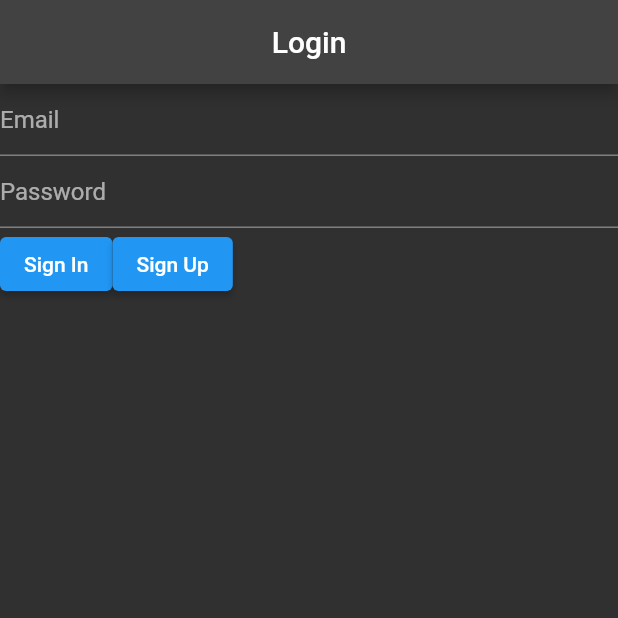
After one commit to sfrieburg/MyApp, a Flutter app: the screen it shows after launch, on a phone screen of 412 x 824 dp, the top half of it. The commit adds this screen. Run offline on Flutter 3.47's test engine with Material 2 defaults, Android fonts, the phone set to English and light mode, and no system bars; our stand-ins replace firebase_auth, firebase_core; accounts and stored records are empty.

Commit message:
Login page and backend for it

```diff
--- a/lib/home.dart
+++ b/lib/home.dart
@@ -29,17 +29,16 @@ class _HomeScreenState extends State<HomeScreen> {
           Container(color:Colors.black54),
           Image.asset('assets/dude.jpg'),
           Image.asset('assets/garfield.jpg'),
-          Image.asset('assets/dude.jpg'),
           Image.asset('assets/kd.jpg'),
-          Image.asset('assets/dude.jpg')
         ],
         ),
       bottomNavigationBar: BottomNavigationBar(
+        type: BottomNavigationBarType.fixed,
         items: const <BottomNavigationBarItem>[
           BottomNavigationBarItem(icon: Icon(Icons.sports_bar), label: 'Fuck Head'),
           BottomNavigationBarItem(icon: Icon(Icons.home), label: 'Back'),
           BottomNavigationBarItem(icon: Icon(Icons.home), label: 'Home'),
-          BottomNavigationBarItem(icon: Icon(Icons.home), label: 'Settings')
+          BottomNavigationBarItem(icon: Icon(Icons.settings), label: 'Settings')
         ],
         currentIndex: _selectedIndex,
         selectedItemColor: Colors.white,
--- /dev/null
+++ b/lib/login.dart
@@ -0,0 +1,65 @@
+import 'package:flutter/material.dart';
+import 'package:firebase_auth/firebase_auth.dart';
+import 'home.dart';
+
+class LoginScreen extends StatefulWidget {
+  const LoginScreen({ Key? key }) : super(key: key);
+  @override
+  _HomeScreenState createState() => _HomeScreenState();
+}
+
+class _HomeScreenState extends State<LoginScreen> {
+  String _email = "Error", _password = "Error";
+  final auth = FirebaseAuth.instance;
+  @override
+  Widget build(BuildContext context) {
+    return Scaffold(
+      appBar: AppBar(
+        centerTitle: true,
+        title: const Text(
+          'Login',
+        ),
+      ),
+      body: Column (
+        children: [
+          TextField(
+            keyboardType: TextInputType.emailAddress,
+            decoration: const InputDecoration(hintText: 'Email'),
+            onChanged: (value) {
+              setState(() {
+                _email = value.trim();
+              });
+            },
+          ),
+          TextField(
+            obscureText: true,
+            decoration: const InputDecoration(hintText: 'Password'),
+            onChanged: (value) {
+              setState(() {
+                _password = value.trim();
+              });
+            },
+          ),
+          Row(
+            children: [
+              ElevatedButton(
+                child: const Text('Sign In'),
+                onPressed: () {
+                  auth.signInWithEmailAndPassword(email: _email, password: _password);
+                  Navigator.of(context).pushReplacement(MaterialPageRoute(builder: (context) => const HomeScreen()));
+                  },
+              ),
+              ElevatedButton(
+                child: const Text('Sign Up'),
+                onPressed: () {
+                  auth.createUserWithEmailAndPassword(email: _email, password: _password);
+                  Navigator.of(context).pushReplacement(MaterialPageRoute(builder: (context) => const HomeScreen()));
+                  },
+              ),
+            ],
+          )
+        ]
+      )
+    );
+  }
+}
--- a/pubspec.yaml
+++ b/pubspec.yaml
@@ -30,6 +30,7 @@ dependencies:
   flutter:
     sdk: flutter
 
+#firebase
   firebase_core: ^1.10.0
   firebase_database: ^8.1.0
   firebase_auth: ^3.2.0
```
Also changed, not shown: lib/main.dart (+8 -3 lines).
